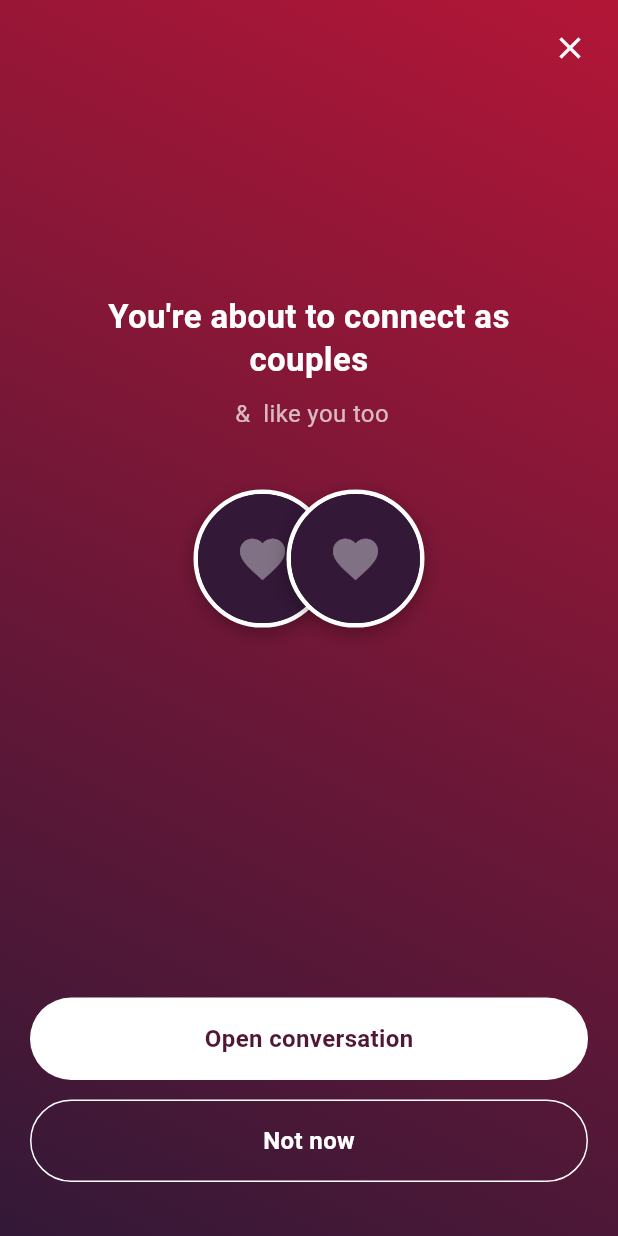
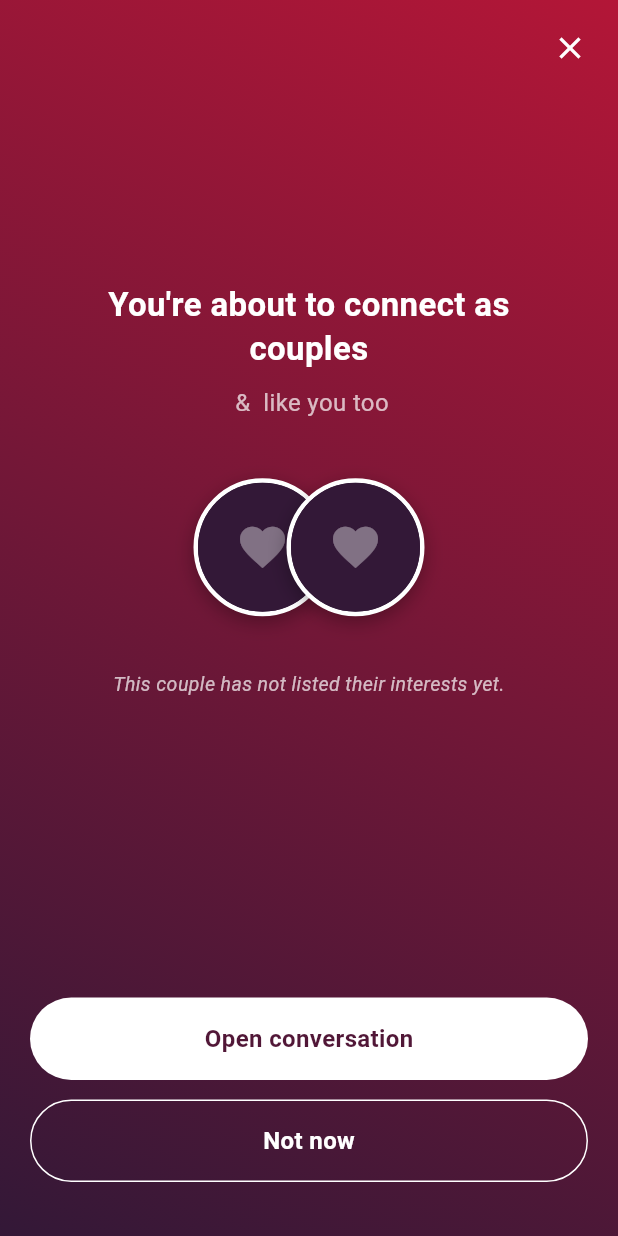
Before and after one commit to adambrookssolution-sketch/Flutter-dating-app, a Flutter app: the RequestMatchScreen screen opened directly with empty values, on a phone screen of 412 x 824 dp. Run offline on Flutter 3.47's test engine with Material 3 defaults, Android fonts, the phone set to English and light mode, and no system bars; our stand-ins replace camera, cloud_firestore, cloud_functions, firebase_auth, firebase_core, firebase_messaging and 9 more; missing offline and left inert: geoflutterfire_plus; accounts and stored records are empty; project files that could hold a hidden picture were left out.

Commit message:
feat(request-match): always show interests, pulled from Couple doc
Client 2026-05-20: she likes the request-match screen but the
interests row was sometimes empty because UserProfile.interests is
the legacy CSV string — couples who filled in the new Dynamics-split
fields wrote to the Couple doc instead, so legacy CSV stayed blank.

Now on initState we also fetch the Couple doc for the other party and
merge `interests` + `dynamicsInterests` + `experience` into the
displayed tag list. The richer set takes priority; UserProfile CSV is
the fallback when the Couple fetch hasn't returned yet or has nothing.
If both are empty the row renders a soft italic placeholder
("Esta pareja todavía no listó sus intereses.") instead of just
disappearing — the viewer always has something to inform their
decision.

dart analyze clean (4 info-only deprecation/doc warnings unrelated to
this change).

Co-Authored-By: Claude Opus 4.7 (1M context) <noreply@anthropic.com>

```diff
--- a/lib/l10n/app_en.arb
+++ b/lib/l10n/app_en.arb
@@ -435,5 +435,6 @@
   "reportSubmittedWithFollowup": "Thanks — our team will review your report and we will notify you once a decision is made.",
   "communityMarkExplicitTag": "Mark this post as explicit content (18+)",
   "communityFilterCountry": "Country",
-  "communityShowExplicit": "Show explicit feed"
+  "communityShowExplicit": "Show explicit feed",
+  "requestMatchNoInterestsListed": "This couple has not listed their interests yet."
 }
--- a/lib/l10n/app_es.arb
+++ b/lib/l10n/app_es.arb
@@ -409,5 +409,6 @@
   "reportSubmittedWithFollowup": "Gracias — nuestro equipo revisará tu reporte y te avisaremos cuando tengamos una respuesta.",
   "communityMarkExplicitTag": "Marcar este post como contenido explícito (18+)",
   "communityFilterCountry": "País",
-  "communityShowExplicit": "Mostrar feed explícito"
+  "communityShowExplicit": "Mostrar feed explícito",
+  "requestMatchNoInterestsListed": "Esta pareja todavía no listó sus intereses."
 }
--- a/lib/l10n/app_localizations.dart
+++ b/lib/l10n/app_localizations.dart
@@ -1909,6 +1909,12 @@ abstract class AppLocalizations {
   /// In en, this message translates to:
   /// **'Show explicit feed'**
   String get communityShowExplicit;
+
+  /// No description provided for @requestMatchNoInterestsListed.
+  ///
+  /// In en, this message translates to:
+  /// **'This couple has not listed their interests yet.'**
+  String get requestMatchNoInterestsListed;
 }
 
 class _AppLocalizationsDelegate
--- a/lib/l10n/app_localizations_en.dart
+++ b/lib/l10n/app_localizations_en.dart
@@ -994,4 +994,8 @@ class AppLocalizationsEn extends AppLocalizations {
 
   @override
   String get communityShowExplicit => 'Show explicit feed';
+
+  @override
+  String get requestMatchNoInterestsListed =>
+      'This couple has not listed their interests yet.';
 }
--- a/lib/l10n/app_localizations_es.dart
+++ b/lib/l10n/app_localizations_es.dart
@@ -1009,4 +1009,8 @@ class AppLocalizationsEs extends AppLocalizations {
 
   @override
   String get communityShowExplicit => 'Mostrar feed explícito';
+
+  @override
+  String get requestMatchNoInterestsListed =>
+      'Esta pareja todavía no listó sus intereses.';
 }
--- a/lib/presentation/pages/inbox/request_match_screen.dart
+++ b/lib/presentation/pages/inbox/request_match_screen.dart
@@ -1,6 +1,8 @@
 import 'package:app/data/datasource/conversation_datasource.dart';
+import 'package:app/data/datasource/couples_datasource.dart';
 import 'package:app/data/datasource/profile_datasource.dart';
 import 'package:app/data/models/user_profile.dart';
+import 'package:app/l10n/app_localizations.dart';
 import 'package:app/presentation/constants/app_colors.dart';
 import 'package:app/presentation/pages/chat/chat_screen.dart';
 import 'package:app/presentation/pages/inbox/partner_profile_screen.dart';
@@ -32,12 +34,39 @@ class _RequestMatchScreenState extends State<RequestMatchScreen> {
   /// message Pareja A sent, not just the photos + interests. We fetch
   /// the conversation's earliest message once on mount.
   String? _firstMessage;
+  /// Client feedback 2026-05-20: the interests row sometimes came back
+  /// empty because UserProfile.interests is the legacy CSV string and
+  /// couples that filled in the new Dynamics-split fields write to
+  /// the Couple doc instead. Fetch the Couple doc for the other party
+  /// and merge `interests`, `dynamicsInterests` and `experience` into
+  /// the displayed tag list — far more likely to surface something
+  /// the viewer can actually decide on.
+  List<String> _otherCoupleTags = const [];
 
   @override
   void initState() {
     super.initState();
     _loadMyProfile();
     _loadFirstMessage();
+    _loadOtherCoupleTags();
+  }
+
+  Future<void> _loadOtherCoupleTags() async {
+    try {
+      final couple =
+          await CouplesDatasource.getCouple(widget.otherProfile.uid);
+      if (!mounted || couple == null) return;
+      final merged = <String>{
+        ...couple.interests,
+        ...couple.dynamicsInterests,
+        ...couple.experience,
+      };
+      if (merged.isNotEmpty) {
+        setState(() => _otherCoupleTags = merged.toList(growable: false));
+      }
+    } catch (_) {
+      // Non-fatal — fall back to UserProfile.interests CSV if available.
+    }
   }
 
   Future<void> _loadMyProfile() async {
@@ -136,13 +165,20 @@ class _RequestMatchScreenState extends State<RequestMatchScreen> {
 
   Widget _buildContent() {
     final other = widget.otherProfile;
-    final tags = other.interests.isNotEmpty
-        ? other.interests
+    // Prefer the richer Couple-doc tags (loaded on mount); fall back to
+    // the legacy CSV in UserProfile when the Couple fetch hasn't
+    // arrived yet or the doc has no interests filled. Either way the
+    // section always renders so the viewer can use it to decide
+    // whether to connect (client feedback 2026-05-20).
+    final legacyTags = other.interests.isEmpty
+        ? const <String>[]
+        : other.interests
             .split(',')
             .map((t) => t.trim())
             .where((t) => t.isNotEmpty)
-            .toList()
-        : <String>[];
+            .toList();
+    final tags =
+        _otherCoupleTags.isNotEmpty ? _otherCoupleTags : legacyTags;
 
     return Column(
       children: [
@@ -235,15 +271,28 @@ class _RequestMatchScreenState extends State<RequestMatchScreen> {
 
         const SizedBox(height: 18),
 
-        // Tags
-        if (tags.isNotEmpty)
+        // Tags — always rendered (client 2026-05-20). When the other
+        // couple hasn't authored any interests yet, surface a soft
+        // placeholder instead of just hiding the row, so the viewer
+        // doesn't wonder whether the data simply hasn't loaded.
         Padding(
           padding: const EdgeInsets.symmetric(horizontal: 32),
-            child: Wrap(
+          child: tags.isNotEmpty
+              ? Wrap(
                   alignment: WrapAlignment.center,
                   spacing: 8,
                   runSpacing: 8,
                   children: tags.map(_buildTag).toList(),
+                )
+              : Text(
+                  AppLocalizations.of(context)!
+                      .requestMatchNoInterestsListed,
+                  textAlign: TextAlign.center,
+                  style: TextStyle(
+                    color: Colors.white.withValues(alpha: 0.7),
+                    fontSize: 13,
+                    fontStyle: FontStyle.italic,
+                  ),
                 ),
         ),
 
```
Lines whose indentation alone changed are shown as unchanged.
